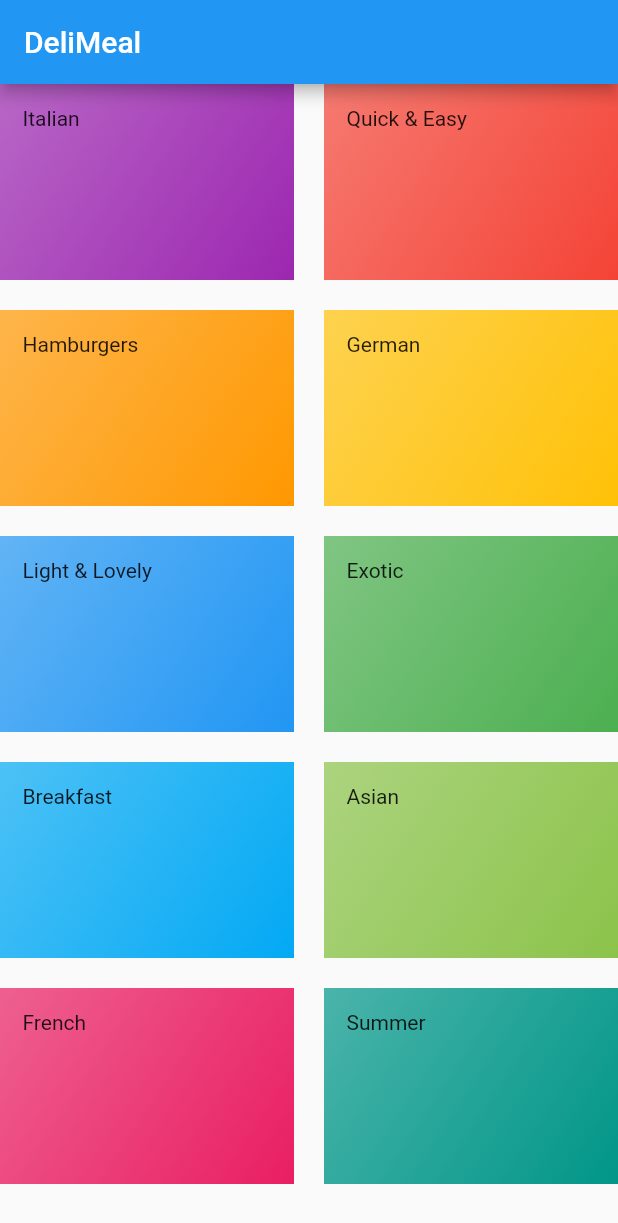
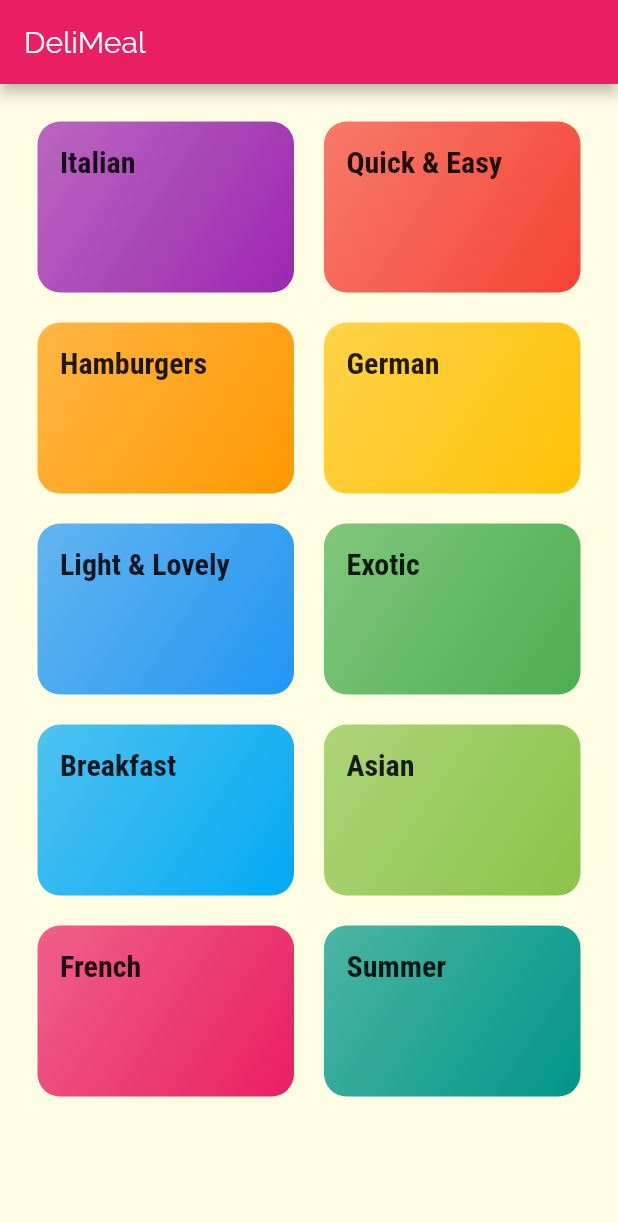
Before and after one commit to Sarfarazsajjad/meals_app, a Flutter app: the screen it shows after launch, on a phone screen of 412 x 824 dp. Shown: the top 1223 px of the screen. Run offline on Flutter 3.47's test engine with Material 2 defaults, Android fonts, the phone set to English and light mode, and no system bars.

Commit message:
styling and theming

```diff
--- a/lib/categories_screen.dart
+++ b/lib/categories_screen.dart
@@ -10,6 +10,7 @@ class CategoriesScreen extends StatelessWidget {
         title: const Text('DeliMeal'),
       ),
       body: GridView(
+        padding: const EdgeInsets.all(25),
         children: DUMMY_CATEGORIES
             .map((e) => CategoryItem(
                   e.title,
--- a/lib/category_item.dart
+++ b/lib/category_item.dart
@@ -10,7 +10,10 @@ class CategoryItem extends StatelessWidget {
   Widget build(BuildContext context) {
     return Container(
       padding: const EdgeInsets.all(15),
-      child: Text(title),
+      child: Text(
+        title,
+        style: Theme.of(context).textTheme.headline6,
+      ),
       decoration: BoxDecoration(
           gradient: LinearGradient(
             colors: [
@@ -19,7 +22,8 @@ class CategoryItem extends StatelessWidget {
             ],
             begin: Alignment.topLeft,
             end: Alignment.bottomRight,
-      )),
+          ),
+          borderRadius: BorderRadius.circular(15)),
     );
   }
 }
--- a/lib/main.dart
+++ b/lib/main.dart
@@ -11,7 +11,22 @@ class MyApp extends StatelessWidget {
     return MaterialApp(
       title: 'Meals App',
       theme: ThemeData(
-        primarySwatch: Colors.blue,
+        primarySwatch: Colors.pink,
+        accentColor: Colors.amber,
+        canvasColor: Color.fromRGBO(255, 254, 229, 1),
+        fontFamily: 'Raleway',
+        textTheme: ThemeData.light().textTheme.copyWith(
+            bodyText2: TextStyle(
+              color: Color.fromRGBO(20, 51, 51, 1),
+            ),
+            bodyText1: TextStyle(
+              color: Color.fromRGBO(20, 51, 51, 1),
+            ),
+            headline6: TextStyle(
+              fontSize: 20,
+              fontFamily: 'RobotoCondensed',
+              fontWeight: FontWeight.bold,
+            )),
       ),
       home: CategoriesScreen(),
     );
```
Also changed, not shown: pubspec.yaml (+17 -11 lines), assets/fonts/Raleway-Black.ttf (added), assets/fonts/Raleway-Bold.ttf (added), assets/fonts/Raleway-Regular.ttf (added), assets/fonts/RobotoCondensed-Bold.ttf (added), assets/fonts/RobotoCondensed-Italic.ttf (added), assets/fonts/RobotoCondensed-Light.ttf (added), assets/fonts/RobotoCondensed-Regular.ttf (added). Lines whose indentation alone changed are shown as unchanged.
